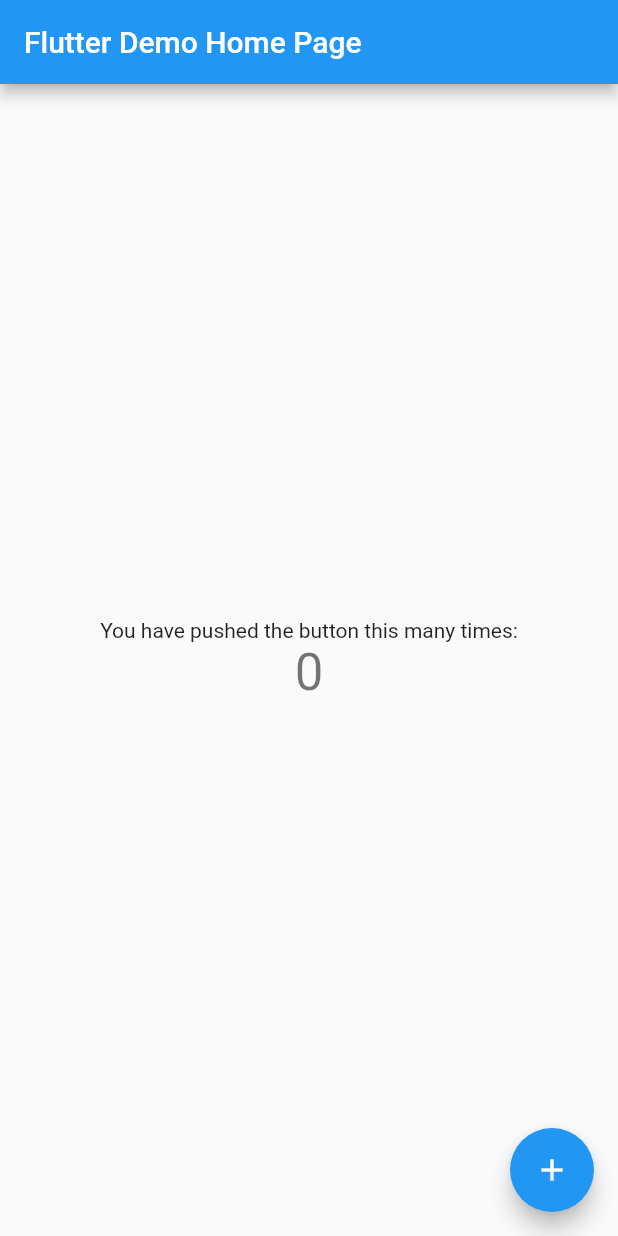
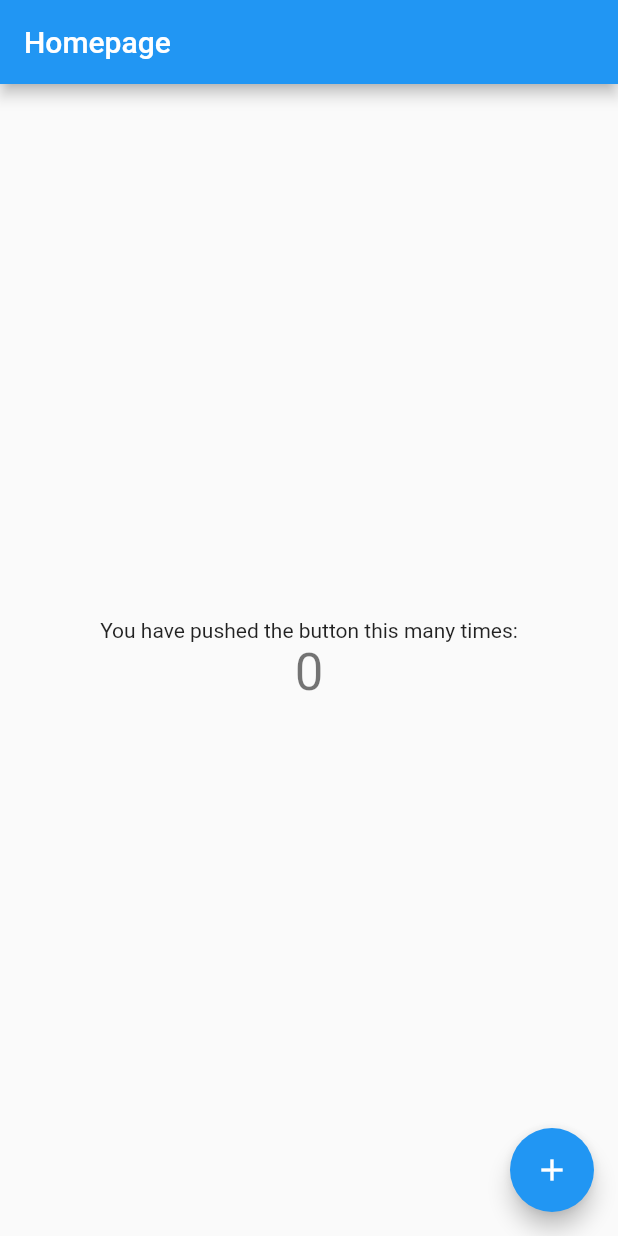
Before and after one commit to the-bang-project/project-bang-music, a Flutter app: the screen it shows after launch, on a phone screen of 412 x 824 dp. Run offline on Flutter 3.47's test engine with Material 2 defaults, Android fonts, the phone set to English and light mode, and no system bars.

Commit message:
Update visible page name

```diff
--- a/lib/main.dart
+++ b/lib/main.dart
@@ -19,7 +19,7 @@ class MyApp extends StatelessWidget {
         // counter didn't reset back to zero; the application is not restarted.
         primarySwatch: Colors.blue,
       ),
-      home: new MyHomePage(title: 'Flutter Demo Home Page'),
+      home: new MyHomePage(title: 'Homepage'),
     );
   }
 }
```
